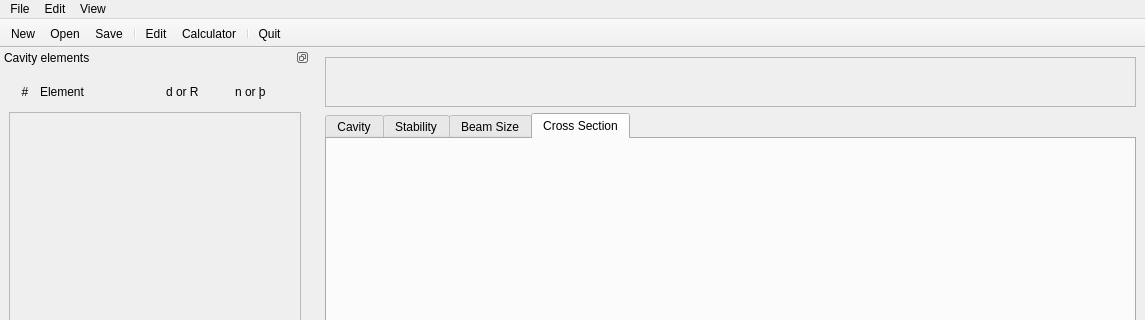
This is gui.ui in simcav/simcav as Qt 5 draws it before an edit; both pictures show x 0 to 1145 and y 0 to 320 of the 1145 by 887 pixel window. The edited form follows.
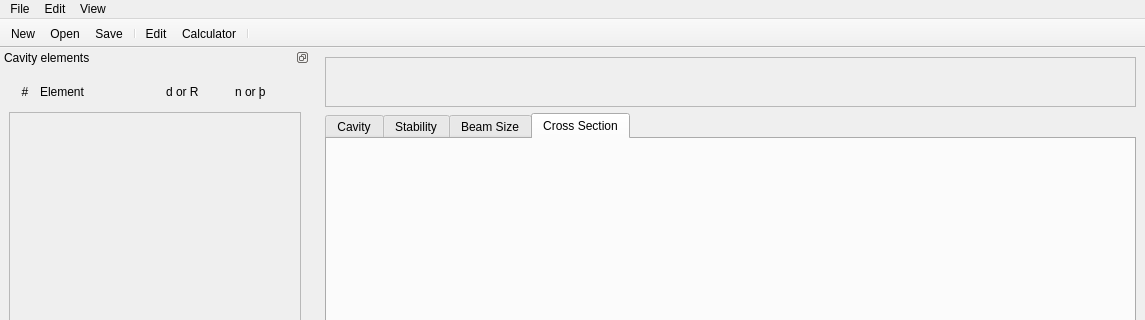
This is the edited form. Icons and pictures are not drawn.

Commit message: Add Save, Save on quit, functionality.

Diff of the .ui file:
```diff
--- a/gui.ui
+++ b/gui.ui
@@ -300,7 +300,6 @@
    <addaction name="actionEdit"/>
    <addaction name="actionCalculator"/>
    <addaction name="separator"/>
-   <addaction name="actionQuit"/>
   </widget>
   <widget class="QDockWidget" name="elementbox">
    <property name="sizePolicy">
```
Left out of the diff: 6 changed lines with no effect on the pictures. The commit also changes 2 other files.
